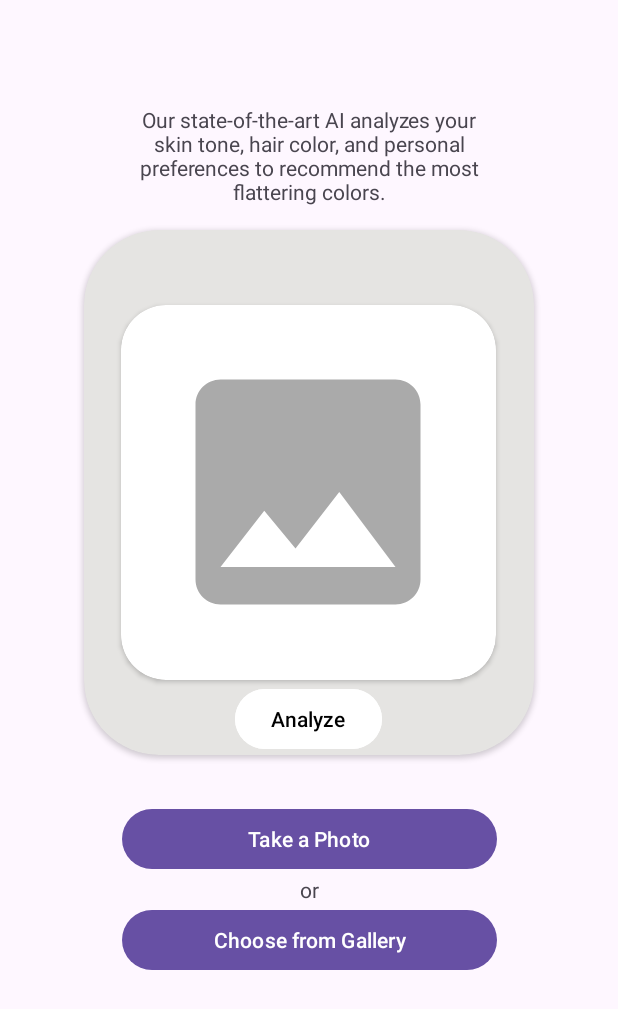
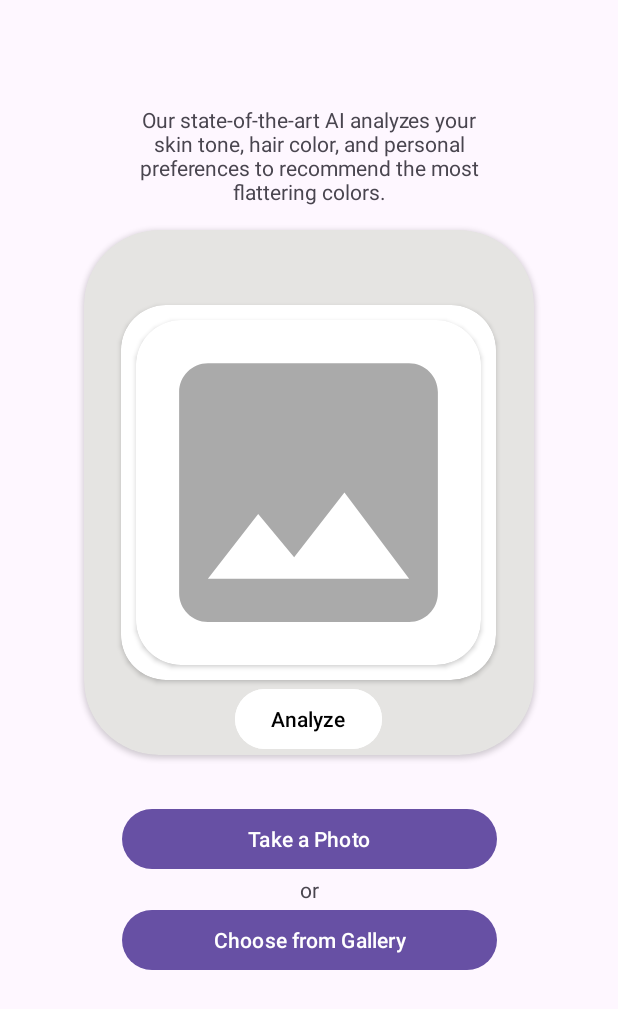
Before and after one commit to Warna-Ku/Warnaku-App, an Android app: the AnalysisActivity screen opened directly, with no data from a screen before it, on a phone screen of 412 x 824 dp. Shown: the top 1009 px of the screen. Run offline under Robolectric (Android 15) with nearby library versions, the light colour scheme and no system bars.

Commit message:
change cardview

```diff
--- a/app/src/main/res/layout/activity_analysis.xml
+++ b/app/src/main/res/layout/activity_analysis.xml
@@ -8,7 +8,7 @@
     tools:context=".view.analysis.AnalysisActivity">
 
     <TextView
-        android:id="@+id/textView3"
+        android:id="@+id/textView"
         android:layout_width="250dp"
         android:layout_height="wrap_content"
         android:layout_marginTop="70dp"
@@ -28,7 +28,7 @@
         app:cardCornerRadius="50dp"
         app:layout_constraintEnd_toEndOf="parent"
         app:layout_constraintStart_toStartOf="parent"
-        app:layout_constraintTop_toBottomOf="@+id/textView3">
+        app:layout_constraintTop_toBottomOf="@+id/textView">
 
         <androidx.cardview.widget.CardView
             android:layout_width="250dp"
@@ -36,13 +36,23 @@
             android:layout_gravity="center"
             app:cardCornerRadius="30dp">
 
-            <ImageView
-                android:layout_width="200dp"
-                android:layout_height="200dp"
+            <androidx.cardview.widget.CardView
+                android:layout_width="230dp"
+                android:layout_height="230dp"
                 android:layout_gravity="center"
-                android:scaleType="centerCrop"
-                android:src="@drawable/ic_place_holder"
-                tools:ignore="ContentDescription,ImageContrastCheck" />
+                app:cardCornerRadius="30dp">
+
+                <ImageView
+                    android:id="@+id/imageView"
+                    android:layout_width="match_parent"
+                    android:layout_height="match_parent"
+                    android:layout_gravity="center"
+                    android:scaleType="centerCrop"
+                    android:src="@drawable/ic_place_holder"
+                    tools:ignore="ContentDescription,ImageContrastCheck" />
+
+            </androidx.cardview.widget.CardView>
+
 
         </androidx.cardview.widget.CardView>
 
@@ -58,7 +68,7 @@
     </androidx.cardview.widget.CardView>
 
     <Button
-        android:id="@+id/button2"
+        android:id="@+id/btn_camera"
         android:layout_width="250dp"
         android:layout_height="wrap_content"
         android:layout_marginTop="32dp"
@@ -75,11 +85,11 @@
         android:text="or"
         app:layout_constraintEnd_toEndOf="parent"
         app:layout_constraintStart_toStartOf="parent"
-        app:layout_constraintTop_toBottomOf="@+id/button2"
+        app:layout_constraintTop_toBottomOf="@+id/btn_camera"
         tools:ignore="HardcodedText" />
 
     <Button
-        android:id="@+id/button3"
+        android:id="@+id/btn_gallery"
         android:layout_width="250dp"
         android:layout_height="wrap_content"
         android:text="@string/btn_gallery"
```
